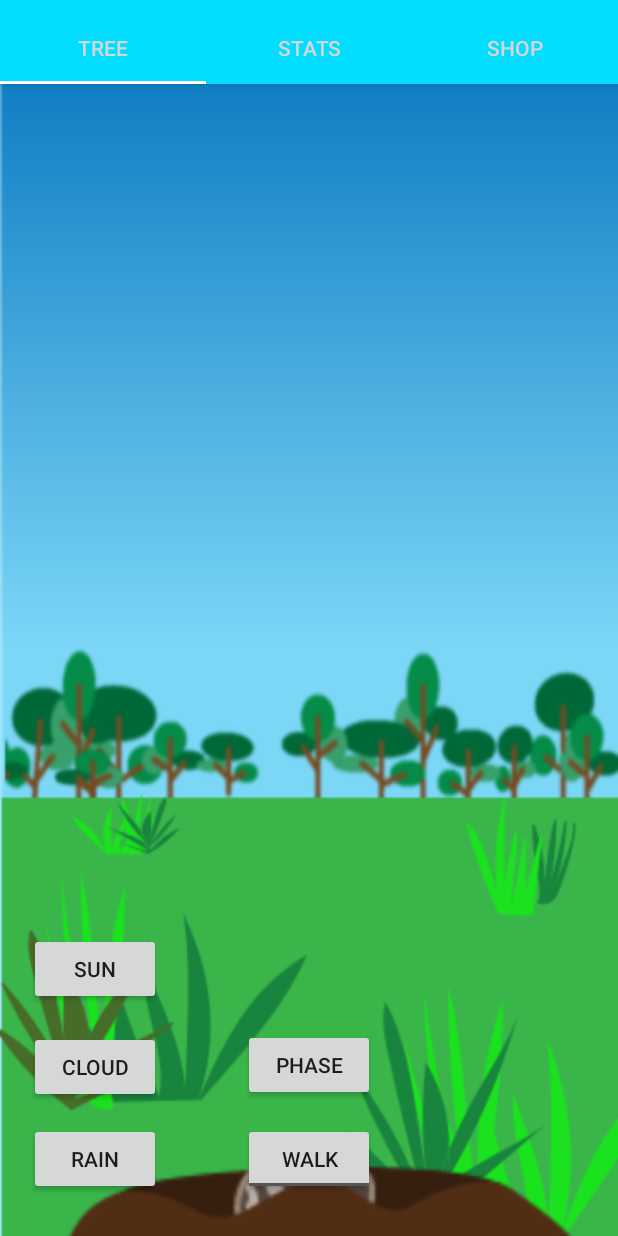
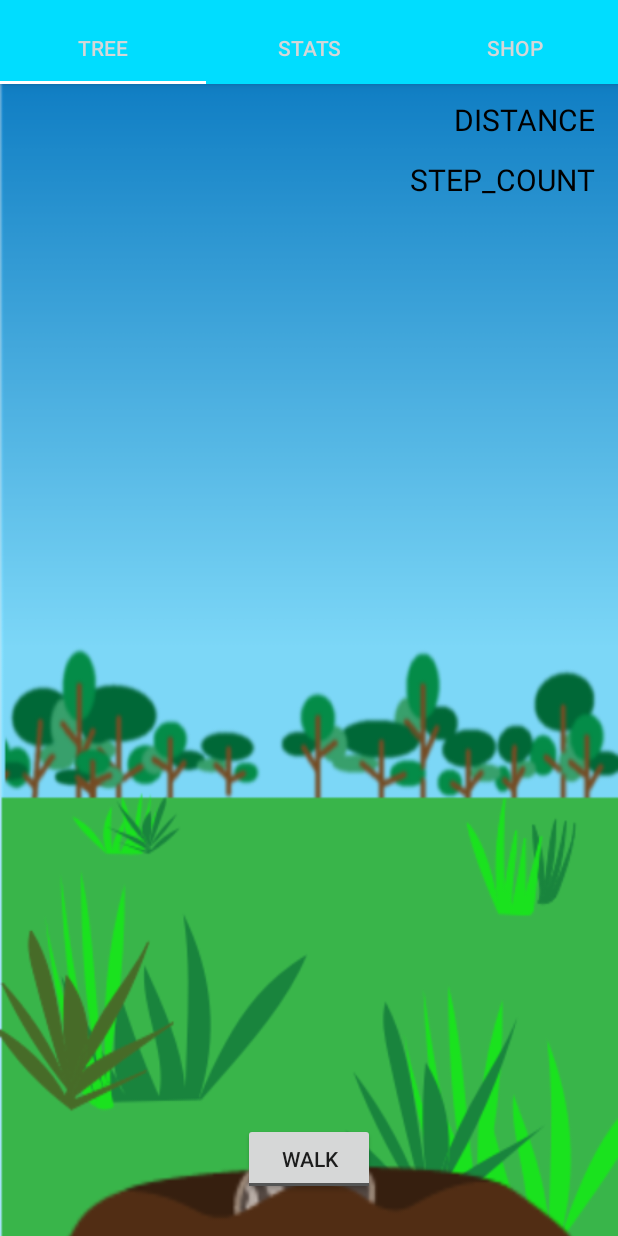
Before and after one commit to Pihlqvist/project_arbor, an Android app: the TreeTab screen opened directly, with no data from a screen before it, on a phone screen of 412 x 824 dp. Run offline under Robolectric (Android 15) with nearby library versions, the light colour scheme and no system bars; 2 statements that could not run were skipped.

Commit message:
cleanup on TreeTab

```diff
--- a/app/src/main/res/layout/fragment_tree_tab.xml
+++ b/app/src/main/res/layout/fragment_tree_tab.xml
@@ -21,8 +21,7 @@
         android:layout_marginRight="15dp"
         android:textSize="20dp"
         android:textColor="@color/colorBlack"
-        android:textColorHighlight="@color/colorWhite"
-        android:visibility="invisible"/>
+        android:textColorHighlight="@color/colorWhite" />
 
     <TextView
         android:id="@+id/tvStepCount"
@@ -36,7 +35,7 @@
         android:textSize="20dp"
         android:textColor="@color/colorBlack"
         android:textColorHighlight="@color/colorWhite"
-        android:visibility="invisible"/>
+        />
 
     <TextView
         android:id="@+id/tvTree"
@@ -73,17 +72,6 @@
         android:layout_alignParentBottom="true"
         />
 
-
-    <Button
-        android:id="@+id/changePhaseBtn"
-        android:layout_width="wrap_content"
-        android:layout_height="wrap_content"
-        android:text="PHASE"
-        android:layout_alignParentBottom="true"
-        android:layout_centerHorizontal="true"
-        android:layout_marginBottom="90dp"/>
-
-
     <android.support.constraint.Guideline
         android:id="@+id/guideline"
         android:layout_width="wrap_content"
@@ -93,32 +81,6 @@
         tools:layout_editor_absoluteX="0dp"
         tools:layout_editor_absoluteY="20dp" />
 
-    <Button
-        android:id="@+id/setCloudBtn"
-        android:layout_width="wrap_content"
-        android:layout_height="wrap_content"
-        android:text="CLOUD"
-        android:layout_marginStart="19dp"
-        android:layout_above="@+id/toggleButton"
-        android:layout_toEndOf="@+id/tvTree"
-        android:layout_marginBottom="13dp" />
-
-    <Button
-        android:id="@+id/setRainBtn"
-        android:layout_width="wrap_content"
-        android:layout_height="wrap_content"
-        android:text="RAIN"
-        android:layout_below="@+id/setCloudBtn"
-        android:layout_alignStart="@+id/setCloudBtn" />
-
-    <Button
-        android:id="@+id/setSunBtn"
-        android:layout_width="wrap_content"
-        android:layout_height="wrap_content"
-        android:text="SUN"
-        android:layout_above="@+id/setCloudBtn"
-        android:layout_alignStart="@+id/setCloudBtn"
-        android:layout_marginBottom="17dp" />
 
     <RelativeLayout
         android:layout_width="wrap_content"
```
Also changed, not shown: app/src/main/java/se/kth/projectarbor/project_arbor/TreeTab.java (+18 -74 lines).
